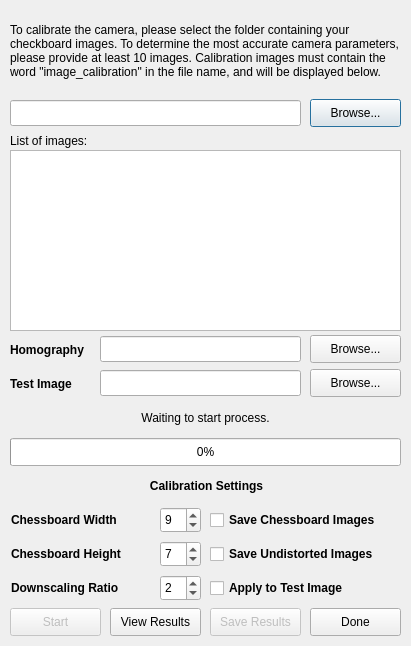
First picture: the form in gui/dialogCameraCalibration.ui, repository Spinarakk/defectmonitor, before the edit.
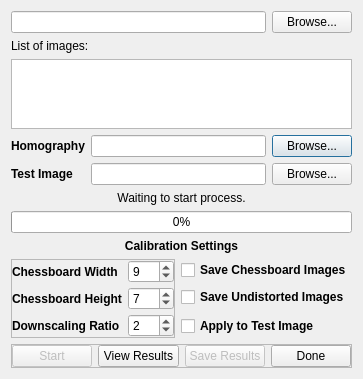
Second picture: the form after the edit. Icons and pictures are not drawn.

Commit message: - Implemented the compare overlay function that compares the detect scan pattern output with the contour part overlay using template matching - Fixed the layout scaling issues of the Slice Converter, Overlay Adjustment, Camera Calibration, Camera Settings and Calibration Results dialog windows - Also fixed all the window icons and made sure all windows work properly

```diff
--- a/gui/dialogCameraCalibration.ui
+++ b/gui/dialogCameraCalibration.ui
@@ -6,22 +6,10 @@
    <rect>
     <x>0</x>
     <y>0</y>
-    <width>411</width>
-    <height>646</height>
+    <width>347</width>
+    <height>369</height>
    </rect>
   </property>
-  <property name="minimumSize">
-   <size>
-    <width>411</width>
-    <height>646</height>
-   </size>
-  </property>
-  <property name="maximumSize">
-   <size>
-    <width>411</width>
-    <height>646</height>
-   </size>
-  </property>
   <property name="windowTitle">
    <string>Camera Calibration</string>
   </property>
@@ -29,76 +17,236 @@
    <iconset>
     <normaloff>logo.ico</normaloff>logo.ico</iconset>
   </property>
-  <widget class="QLabel" name="labelInformation">
-   <property name="geometry">
-    <rect>
-     <x>10</x>
-     <y>10</y>
-     <width>391</width>
-     <height>81</height>
-    </rect>
+  <layout class="QGridLayout" name="gridLayout">
+   <item row="3" column="3">
+    <widget class="QPushButton" name="pushBrowseHI">
+     <property name="sizePolicy">
+      <sizepolicy hsizetype="Fixed" vsizetype="Fixed">
+       <horstretch>0</horstretch>
+       <verstretch>0</verstretch>
+      </sizepolicy>
    </property>
    <property name="text">
-    <string>To calibrate the camera, please select the folder containing your checkboard images. To determine the most accurate camera parameters, please provide at least 10 images. Calibration images must contain the word &quot;image_calibration&quot; in the file name, and will be displayed below.</string>
-   </property>
-   <property name="scaledContents">
-    <bool>false</bool>
-   </property>
-   <property name="wordWrap">
+      <string>Browse...</string>
+     </property>
+    </widget>
+   </item>
+   <item row="4" column="0">
+    <widget class="QLabel" name="labelTestImage">
+     <property name="font">
+      <font>
+       <weight>75</weight>
+       <bold>true</bold>
+      </font>
+     </property>
+     <property name="toolTip">
+      <string>Select the image to be used to test the calculated calibration results.</string>
+     </property>
+     <property name="text">
+      <string>Test Image</string>
+     </property>
+    </widget>
+   </item>
+   <item row="4" column="3">
+    <widget class="QPushButton" name="pushBrowseTI">
+     <property name="text">
+      <string>Browse...</string>
+     </property>
+    </widget>
+   </item>
+   <item row="5" column="0" colspan="4">
+    <widget class="QLabel" name="labelStatus">
+     <property name="text">
+      <string>Waiting to start process.</string>
+     </property>
+     <property name="alignment">
+      <set>Qt::AlignCenter</set>
+     </property>
+    </widget>
+   </item>
+   <item row="3" column="1" colspan="2">
+    <widget class="QLineEdit" name="lineHomographyImage">
+     <property name="focusPolicy">
+      <enum>Qt::ClickFocus</enum>
+     </property>
+     <property name="readOnly">
     <bool>true</bool>
    </property>
   </widget>
-  <widget class="QPushButton" name="buttonBrowseF">
-   <property name="geometry">
-    <rect>
-     <x>310</x>
-     <y>99</y>
-     <width>91</width>
-     <height>28</height>
-    </rect>
-   </property>
+   </item>
+   <item row="4" column="1" colspan="2">
+    <widget class="QLineEdit" name="lineTestImage">
+     <property name="focusPolicy">
+      <enum>Qt::ClickFocus</enum>
+     </property>
+     <property name="readOnly">
+      <bool>true</bool>
+     </property>
+    </widget>
+   </item>
+   <item row="2" column="0" colspan="4">
+    <widget class="QListWidget" name="listImages"/>
+   </item>
+   <item row="0" column="0" colspan="3">
+    <widget class="QLineEdit" name="lineCalibrationFolder">
+     <property name="focusPolicy">
+      <enum>Qt::ClickFocus</enum>
+     </property>
+     <property name="readOnly">
+      <bool>true</bool>
+     </property>
+    </widget>
+   </item>
+   <item row="0" column="3">
+    <widget class="QPushButton" name="pushBrowseF">
    <property name="text">
     <string>Browse...</string>
    </property>
   </widget>
-  <widget class="QPushButton" name="buttonStart">
+   </item>
+   <item row="3" column="0">
+    <widget class="QLabel" name="labelHomographyImage">
+     <property name="sizePolicy">
+      <sizepolicy hsizetype="Fixed" vsizetype="Preferred">
+       <horstretch>0</horstretch>
+       <verstretch>0</verstretch>
+      </sizepolicy>
+     </property>
+     <property name="font">
+      <font>
+       <weight>75</weight>
+       <bold>true</bold>
+      </font>
+     </property>
+     <property name="toolTip">
+      <string>Select the image to be used to calculate the homography image.</string>
+     </property>
+     <property name="text">
+      <string>Homography</string>
+     </property>
+    </widget>
+   </item>
+   <item row="12" column="0" colspan="4">
+    <widget class="QFrame" name="frameButtons">
+     <property name="sizePolicy">
+      <sizepolicy hsizetype="Preferred" vsizetype="Fixed">
+       <horstretch>0</horstretch>
+       <verstretch>0</verstretch>
+      </sizepolicy>
+     </property>
+     <property name="frameShape">
+      <enum>QFrame::StyledPanel</enum>
+     </property>
+     <property name="frameShadow">
+      <enum>QFrame::Raised</enum>
+     </property>
+     <layout class="QHBoxLayout" name="horizontalLayout">
+      <property name="leftMargin">
+       <number>0</number>
+      </property>
+      <property name="topMargin">
+       <number>0</number>
+      </property>
+      <property name="rightMargin">
+       <number>0</number>
+      </property>
+      <property name="bottomMargin">
+       <number>0</number>
+      </property>
+      <item>
+       <widget class="QPushButton" name="pushStart">
    <property name="enabled">
     <bool>false</bool>
    </property>
-   <property name="geometry">
-    <rect>
-     <x>10</x>
-     <y>608</y>
-     <width>91</width>
-     <height>28</height>
-    </rect>
-   </property>
    <property name="text">
     <string>Start</string>
    </property>
   </widget>
-  <widget class="QPushButton" name="buttonDone">
-   <property name="geometry">
-    <rect>
-     <x>310</x>
-     <y>608</y>
-     <width>91</width>
-     <height>28</height>
-    </rect>
-   </property>
+      </item>
+      <item>
+       <widget class="QPushButton" name="pushResults">
+        <property name="text">
+         <string>View Results</string>
+        </property>
+       </widget>
+      </item>
+      <item>
+       <widget class="QPushButton" name="pushSave">
+        <property name="enabled">
+         <bool>false</bool>
+        </property>
+        <property name="text">
+         <string>Save Results</string>
+        </property>
+       </widget>
+      </item>
+      <item>
+       <widget class="QPushButton" name="pushDone">
    <property name="text">
     <string>Done</string>
    </property>
   </widget>
+      </item>
+     </layout>
+    </widget>
+   </item>
+   <item row="1" column="0" colspan="4">
+    <widget class="QLabel" name="labelImages">
+     <property name="text">
+      <string>List of images:</string>
+     </property>
+    </widget>
+   </item>
+   <item row="11" column="2" colspan="2">
+    <widget class="QCheckBox" name="checkApply">
+     <property name="font">
+      <font>
+       <weight>75</weight>
+       <bold>true</bold>
+      </font>
+     </property>
+     <property name="toolTip">
+      <string>Check to apply found camera matrix, distortion coefficient and homography matrix processing to the sample image.</string>
+     </property>
+     <property name="text">
+      <string>Apply to Test Image</string>
+     </property>
+    </widget>
+   </item>
+   <item row="10" column="2" colspan="2">
+    <widget class="QCheckBox" name="checkSaveU">
+     <property name="font">
+      <font>
+       <weight>75</weight>
+       <bold>true</bold>
+      </font>
+     </property>
+     <property name="toolTip">
+      <string>Check to save undistorted calibration images to the undistorted folder.</string>
+     </property>
+     <property name="text">
+      <string>Save Undistorted Images</string>
+     </property>
+    </widget>
+   </item>
+   <item row="9" column="2" colspan="2">
+    <widget class="QCheckBox" name="checkSaveC">
+     <property name="font">
+      <font>
+       <weight>75</weight>
+       <bold>true</bold>
+      </font>
+     </property>
+     <property name="toolTip">
+      <string>Check to save drawn chessboard corner calibration images to the corners folder.</string>
+     </property>
+     <property name="text">
+      <string>Save Chessboard Images</string>
+     </property>
+    </widget>
+   </item>
+   <item row="6" column="0" colspan="4">
   <widget class="QProgressBar" name="progressBar">
-   <property name="geometry">
-    <rect>
-     <x>10</x>
-     <y>438</y>
-     <width>391</width>
-     <height>28</height>
-    </rect>
-   </property>
    <property name="value">
     <number>0</number>
    </property>
@@ -112,59 +260,9 @@
     <bool>false</bool>
    </property>
   </widget>
-  <widget class="QLabel" name="labelStatus">
-   <property name="geometry">
-    <rect>
-     <x>10</x>
-     <y>404</y>
-     <width>391</width>
-     <height>28</height>
-    </rect>
-   </property>
-   <property name="text">
-    <string>Waiting to start process.</string>
-   </property>
-   <property name="alignment">
-    <set>Qt::AlignCenter</set>
-   </property>
-  </widget>
-  <widget class="QLabel" name="labelImages">
-   <property name="geometry">
-    <rect>
-     <x>10</x>
-     <y>130</y>
-     <width>221</width>
-     <height>21</height>
-    </rect>
-   </property>
-   <property name="text">
-    <string>List of images:</string>
-   </property>
-  </widget>
-  <widget class="QListWidget" name="listImages">
-   <property name="geometry">
-    <rect>
-     <x>10</x>
-     <y>150</y>
-     <width>391</width>
-     <height>181</height>
-    </rect>
-   </property>
-   <property name="font">
-    <font>
-     <pointsize>8</pointsize>
-    </font>
-   </property>
-  </widget>
-  <widget class="QLabel" name="label1">
-   <property name="geometry">
-    <rect>
-     <x>11</x>
-     <y>472</y>
-     <width>391</width>
-     <height>28</height>
-    </rect>
-   </property>
+   </item>
+   <item row="7" column="0" colspan="4">
+    <widget class="QLabel" name="labelCalibrationSettings">
    <property name="font">
     <font>
      <weight>75</weight>
@@ -178,15 +276,33 @@
     <set>Qt::AlignCenter</set>
    </property>
   </widget>
-  <widget class="QLabel" name="label2">
-   <property name="geometry">
-    <rect>
-     <x>11</x>
-     <y>506</y>
-     <width>141</width>
-     <height>28</height>
-    </rect>
-   </property>
+   </item>
+   <item row="9" column="0" rowspan="3" colspan="2">
+    <widget class="QFrame" name="frameCalibrationSettings">
+     <property name="frameShape">
+      <enum>QFrame::StyledPanel</enum>
+     </property>
+     <property name="frameShadow">
+      <enum>QFrame::Raised</enum>
+     </property>
+     <layout class="QGridLayout" name="gridLayout_2">
+      <property name="leftMargin">
+       <number>0</number>
+      </property>
+      <property name="topMargin">
+       <number>0</number>
+      </property>
+      <property name="rightMargin">
+       <number>0</number>
+      </property>
+      <property name="bottomMargin">
+       <number>0</number>
+      </property>
+      <property name="verticalSpacing">
+       <number>4</number>
+      </property>
+      <item row="0" column="0">
+       <widget class="QLabel" name="labelWidth">
    <property name="font">
     <font>
      <weight>75</weight>
@@ -200,59 +316,9 @@
     <string>Chessboard Width</string>
    </property>
   </widget>
-  <widget class="QLabel" name="label3">
-   <property name="geometry">
-    <rect>
-     <x>11</x>
-     <y>540</y>
-     <width>141</width>
-     <height>28</height>
-    </rect>
-   </property>
-   <property name="font">
-    <font>
-     <weight>75</weight>
-     <bold>true</bold>
-    </font>
-   </property>
-   <property name="toolTip">
-    <string>Sets the number of square corners the height of the chessboard has.</string>
-   </property>
-   <property name="text">
-    <string>Chessboard Height</string>
-   </property>
-  </widget>
-  <widget class="QLabel" name="label4">
-   <property name="geometry">
-    <rect>
-     <x>11</x>
-     <y>574</y>
-     <width>141</width>
-     <height>28</height>
-    </rect>
-   </property>
-   <property name="font">
-    <font>
-     <weight>75</weight>
-     <bold>true</bold>
-    </font>
-   </property>
-   <property name="toolTip">
-    <string>Sets the downscaling ratio to use to speed up calibration.</string>
-   </property>
-   <property name="text">
-    <string>Downscaling Ratio</string>
-   </property>
-  </widget>
+      </item>
+      <item row="0" column="1">
   <widget class="QSpinBox" name="spinWidth">
-   <property name="geometry">
-    <rect>
-     <x>160</x>
-     <y>507</y>
-     <width>41</width>
-     <height>26</height>
-    </rect>
-   </property>
    <property name="toolTip">
     <string>1 - 20</string>
    </property>
@@ -266,15 +332,25 @@
     <number>9</number>
    </property>
   </widget>
+      </item>
+      <item row="1" column="0">
+       <widget class="QLabel" name="labelHeight">
+        <property name="font">
+         <font>
+          <weight>75</weight>
+          <bold>true</bold>
+         </font>
+        </property>
+        <property name="toolTip">
+         <string>Sets the number of square corners the height of the chessboard has.</string>
+        </property>
+        <property name="text">
+         <string>Chessboard Height</string>
+        </property>
+       </widget>
+      </item>
+      <item row="1" column="1">
   <widget class="QSpinBox" name="spinHeight">
-   <property name="geometry">
-    <rect>
-     <x>160</x>
-     <y>541</y>
-     <width>41</width>
-     <height>26</height>
-    </rect>
-   </property>
    <property name="toolTip">
     <string>1 - 20</string>
    </property>
@@ -288,15 +364,25 @@
     <number>7</number>
    </property>
   </widget>
+      </item>
+      <item row="2" column="0">
+       <widget class="QLabel" name="labelRatio">
+        <property name="font">
+         <font>
+          <weight>75</weight>
+          <bold>true</bold>
+         </font>
+        </property>
+        <property name="toolTip">
+         <string>Sets the downscaling ratio to use to speed up calibration.</string>
+        </property>
+        <property name="text">
+         <string>Downscaling Ratio</string>
+        </property>
+       </widget>
+      </item>
+      <item row="2" column="1">
   <widget class="QSpinBox" name="spinRatio">
-   <property name="geometry">
-    <rect>
-     <x>160</x>
-     <y>575</y>
-     <width>41</width>
-     <height>26</height>
-    </rect>
-   </property>
    <property name="toolTip">
     <string>1 - 4</string>
    </property>
@@ -310,219 +396,11 @@
     <number>2</number>
    </property>
   </widget>
-  <widget class="QLineEdit" name="lineCalibrationFolder">
-   <property name="geometry">
-    <rect>
-     <x>10</x>
-     <y>100</y>
-     <width>291</width>
-     <height>26</height>
-    </rect>
-   </property>
-   <property name="focusPolicy">
-    <enum>Qt::ClickFocus</enum>
-   </property>
-   <property name="readOnly">
-    <bool>true</bool>
-   </property>
-  </widget>
-  <widget class="QCheckBox" name="checkSaveC">
-   <property name="geometry">
-    <rect>
-     <x>210</x>
-     <y>506</y>
-     <width>191</width>
-     <height>28</height>
-    </rect>
-   </property>
-   <property name="font">
-    <font>
-     <weight>75</weight>
-     <bold>true</bold>
-    </font>
-   </property>
-   <property name="toolTip">
-    <string>Check to save drawn chessboard corner calibration images to the corners folder.</string>
-   </property>
-   <property name="text">
-    <string>Save Chessboard Images</string>
-   </property>
-  </widget>
-  <widget class="QCheckBox" name="checkApply">
-   <property name="geometry">
-    <rect>
-     <x>210</x>
-     <y>574</y>
-     <width>191</width>
-     <height>28</height>
-    </rect>
-   </property>
-   <property name="font">
-    <font>
-     <weight>75</weight>
-     <bold>true</bold>
-    </font>
-   </property>
-   <property name="toolTip">
-    <string>Check to apply found camera matrix, distortion coefficient and homography matrix processing to the sample image.</string>
-   </property>
-   <property name="text">
-    <string>Apply to Test Image</string>
-   </property>
-  </widget>
-  <widget class="QCheckBox" name="checkSaveU">
-   <property name="geometry">
-    <rect>
-     <x>210</x>
-     <y>540</y>
-     <width>191</width>
-     <height>28</height>
-    </rect>
-   </property>
-   <property name="font">
-    <font>
-     <weight>75</weight>
-     <bold>true</bold>
-    </font>
-   </property>
-   <property name="toolTip">
-    <string>Check to save undistorted calibration images to the undistorted folder.</string>
-   </property>
-   <property name="text">
-    <string>Save Undistorted Images</string>
-   </property>
-  </widget>
-  <widget class="QPushButton" name="buttonResults">
-   <property name="geometry">
-    <rect>
-     <x>110</x>
-     <y>608</y>
-     <width>91</width>
-     <height>28</height>
-    </rect>
-   </property>
-   <property name="text">
-    <string>View Results</string>
-   </property>
-  </widget>
-  <widget class="QPushButton" name="buttonBrowseHI">
-   <property name="geometry">
-    <rect>
-     <x>310</x>
-     <y>335</y>
-     <width>91</width>
-     <height>28</height>
-    </rect>
-   </property>
-   <property name="text">
-    <string>Browse...</string>
-   </property>
-  </widget>
-  <widget class="QLineEdit" name="lineHomographyImage">
-   <property name="geometry">
-    <rect>
-     <x>100</x>
-     <y>336</y>
-     <width>201</width>
-     <height>26</height>
-    </rect>
-   </property>
-   <property name="focusPolicy">
-    <enum>Qt::ClickFocus</enum>
-   </property>
-   <property name="readOnly">
-    <bool>true</bool>
-   </property>
-  </widget>
-  <widget class="QLabel" name="label5">
-   <property name="geometry">
-    <rect>
-     <x>10</x>
-     <y>336</y>
-     <width>91</width>
-     <height>28</height>
-    </rect>
-   </property>
-   <property name="font">
-    <font>
-     <weight>75</weight>
-     <bold>true</bold>
-    </font>
-   </property>
-   <property name="toolTip">
-    <string>Select the image to be used to calculate the homography image.</string>
-   </property>
-   <property name="text">
-    <string>Homography</string>
-   </property>
-  </widget>
-  <widget class="QLabel" name="label6">
-   <property name="geometry">
-    <rect>
-     <x>10</x>
-     <y>370</y>
-     <width>91</width>
-     <height>28</height>
-    </rect>
-   </property>
-   <property name="font">
-    <font>
-     <weight>75</weight>
-     <bold>true</bold>
-    </font>
-   </property>
-   <property name="toolTip">
-    <string>Select the image to be used to test the calculated calibration results.</string>
-   </property>
-   <property name="text">
-    <string>Test Image</string>
-   </property>
-  </widget>
-  <widget class="QLineEdit" name="lineTestImage">
-   <property name="geometry">
-    <rect>
-     <x>100</x>
-     <y>370</y>
-     <width>201</width>
-     <height>26</height>
-    </rect>
-   </property>
-   <property name="focusPolicy">
-    <enum>Qt::ClickFocus</enum>
-   </property>
-   <property name="readOnly">
-    <bool>true</bool>
-   </property>
-  </widget>
-  <widget class="QPushButton" name="buttonBrowseTI">
-   <property name="geometry">
-    <rect>
-     <x>310</x>
-     <y>369</y>
-     <width>91</width>
-     <height>28</height>
-    </rect>
-   </property>
-   <property name="text">
-    <string>Browse...</string>
-   </property>
-  </widget>
-  <widget class="QPushButton" name="buttonSave">
-   <property name="enabled">
-    <bool>false</bool>
-   </property>
-   <property name="geometry">
-    <rect>
-     <x>210</x>
-     <y>608</y>
-     <width>91</width>
-     <height>28</height>
-    </rect>
-   </property>
-   <property name="text">
-    <string>Save Results</string>
-   </property>
-  </widget>
+      </item>
+     </layout>
+    </widget>
+   </item>
+  </layout>
  </widget>
  <tabstops>
   <tabstop>buttonBrowseF</tabstop>
```
Left out of the diff: 18 changed lines with no effect on the pictures. Lines whose indentation alone changed are shown as unchanged. The commit also changes 18 other files.
